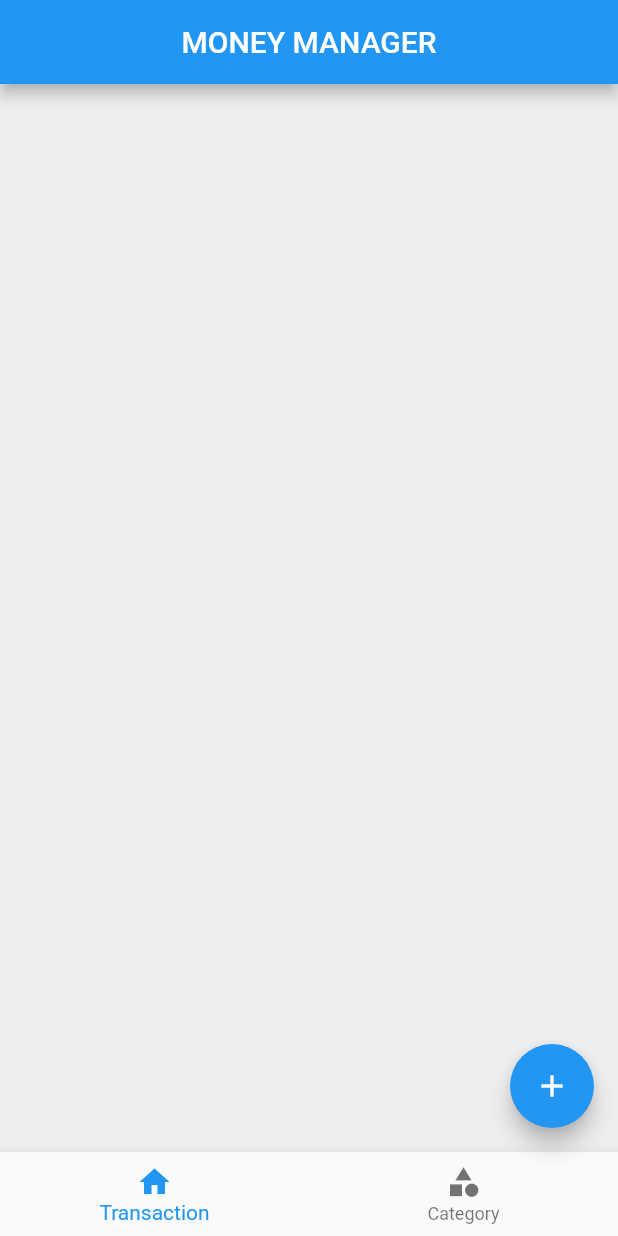
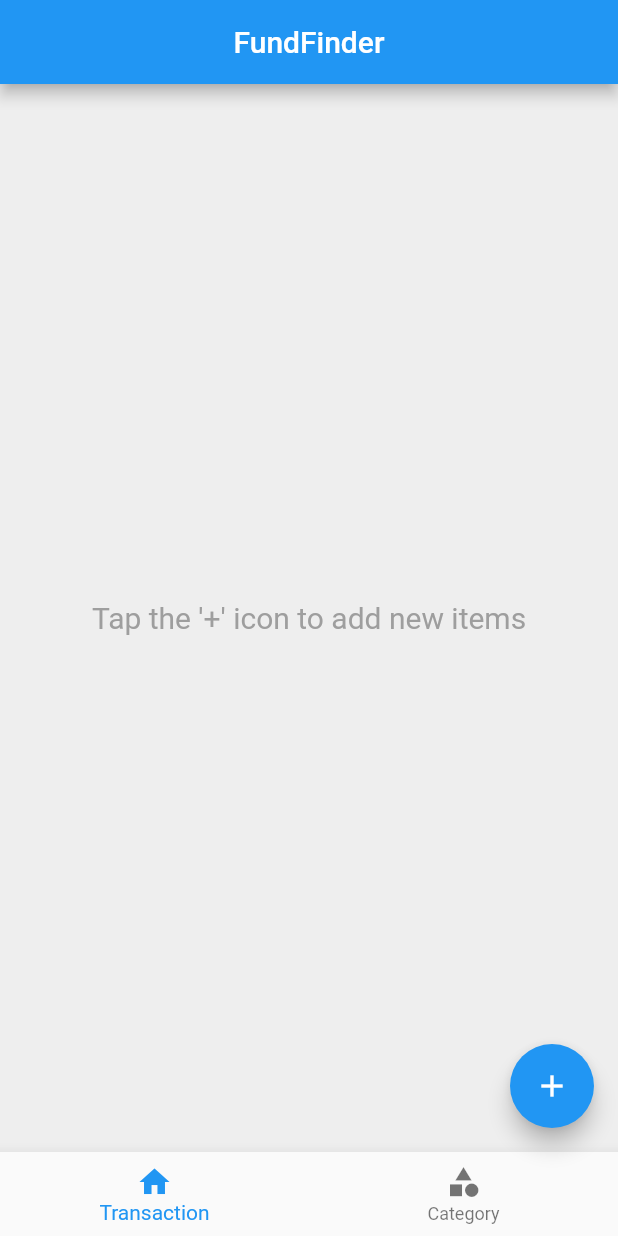
Before and after one commit to anilantony49/money-manager_FundFinder, a Flutter app: the screen it shows after launch, on a phone screen of 412 x 824 dp. Run offline on Flutter 3.47's test engine with Material 2 defaults, Android fonts, the phone set to English and light mode, and no system bars; our stand-ins replace flutter_slidable, hive_flutter; accounts and stored records are empty.

Commit message:
transaction and category UI updated

```diff
--- a/lib/homescreen.dart
+++ b/lib/homescreen.dart
@@ -25,7 +25,7 @@ class ScreenHome extends StatelessWidget {
         backgroundColor: Colors.grey[200],
         appBar: AppBar(
           backgroundColor: Colors.blue,
-          title: const Text('MONEY MANAGER'),
+          title: const Text('FundFinder'),
           centerTitle: true,
         ),
         bottomNavigationBar: ValueListenableBuilder(
@@ -49,7 +49,10 @@ class ScreenHome extends StatelessWidget {
                 builder: (BuildContext context, int index, Widget? _) {
                   return _pages[index];
                 },
-                valueListenable: bottomNavigation)),
+                valueListenable: bottomNavigation),
+
+                ),
+
         floatingActionButton: FloatingActionButton(
           onPressed: () {
             if (bottomNavigation.value == 0) {
--- a/lib/main.dart
+++ b/lib/main.dart
@@ -2,7 +2,6 @@ import 'package:flutter/material.dart';
 import 'package:flutter_application_1/homescreen.dart';
 import 'package:flutter_application_1/models/category_models.dart';
 import 'package:hive_flutter/hive_flutter.dart';
-
 import 'models/transaction_models.dart';
 import 'screens/transaction/transaction_show_textfield.dart';
 
@@ -40,7 +39,7 @@ class MyApp extends StatelessWidget {
       home: ScreenHome(),
       // initialRoute: 'first',
       routes: {
-        'first': (context) =>  TransactionTextField(),
+        'first': (context) =>  const TransactionTextField(),
       },
     );
   }
--- a/lib/screens/category/catagory.dart
+++ b/lib/screens/category/catagory.dart
@@ -42,9 +42,10 @@ class _ScreenCatagoryState extends State<ScreenCatagory>
             indicatorColor: Colors.blue,
             labelColor: Colors.black,
           ),
+
           Expanded(
             child: TabBarView(
-                children:  [IncomePage(), ExpansePage()],
+              children: [IncomePage(), ExpansePage()],
               controller: _tabController,
               physics: const ScrollPhysics(),
             ),
--- a/lib/screens/transaction/transaction_show_textfield.dart
+++ b/lib/screens/transaction/transaction_show_textfield.dart
@@ -30,7 +30,7 @@ class _TransactionTextFieldState extends State<TransactionTextField> {
     CategoryDb.singleton.refreshUI();
     return Scaffold(
       appBar: AppBar(
-        title: const Text('MONEY MANAGER'),
+        title: const Text('FundFinder'),
         centerTitle: true,
       ),
       body: Column(children: [
--- a/lib/screens/transaction/transcation.dart
+++ b/lib/screens/transaction/transcation.dart
@@ -31,7 +31,11 @@ class _ScreenTransactionState extends State<ScreenTransaction> {
         valueListenable: TransactionDb.singleton.transactionListNotifier,
         builder: (BuildContext context, List<transactionModels> newValue,
             Widget? _) {
-          return ListView.separated(
+          return  TransactionDb.singleton.transactionListNotifier.value.isNotEmpty?  Column(
+            children: [
+
+              Expanded(
+                child: ListView.separated(
                     padding: const EdgeInsets.all(10),
                     itemBuilder: (context, index) {
                       final _value = newValue[index];
@@ -92,8 +96,23 @@ class _ScreenTransactionState extends State<ScreenTransaction> {
                     separatorBuilder: (context, index) {
                       return const Divider();
                     },
-              itemCount: newValue.length);
-        });
+                    itemCount: newValue.length
+
+                    ),
+              ),
+            ],
+          ):const Center(
+        child: Text(
+          "Tap the '+' icon to add new items",
+          style: TextStyle(fontSize: 20,color: Colors.grey),
+        ),
+      );
+
+
+
+        }
+
+        );
   }
 
   String parsedDate(DateTime date) {
```
Also changed, not shown: lib/screens/category/expanse.dart (+12 -1 lines), lib/screens/category/income.dart (+12 -1 lines). Lines whose indentation alone changed are shown as unchanged.
